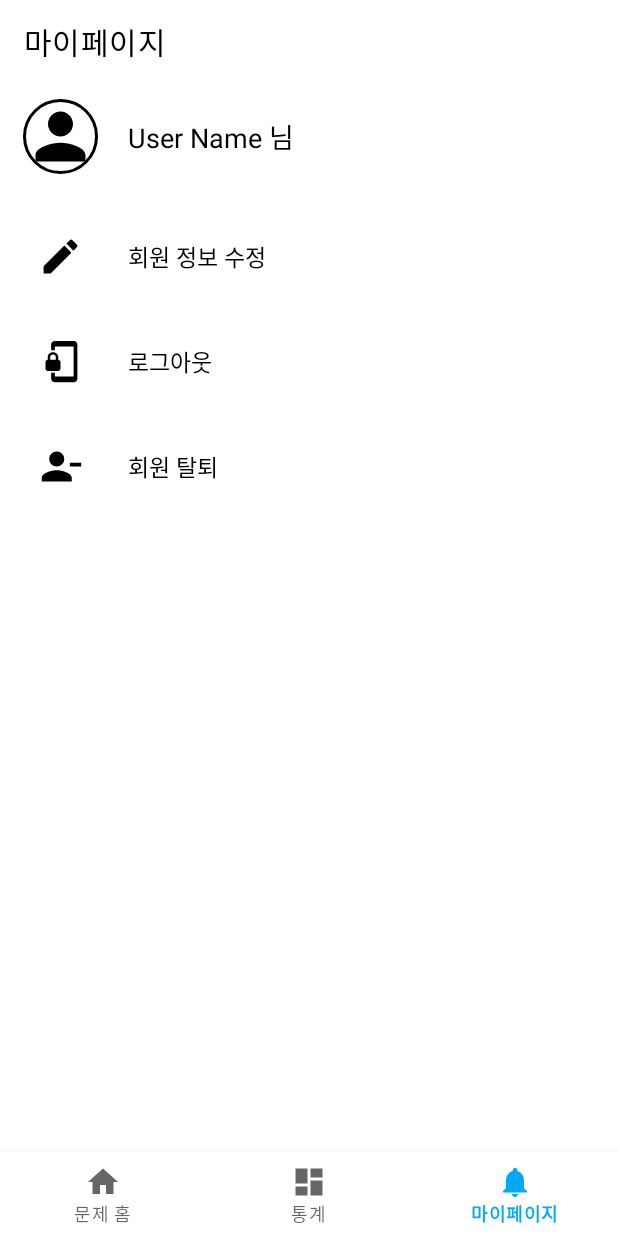
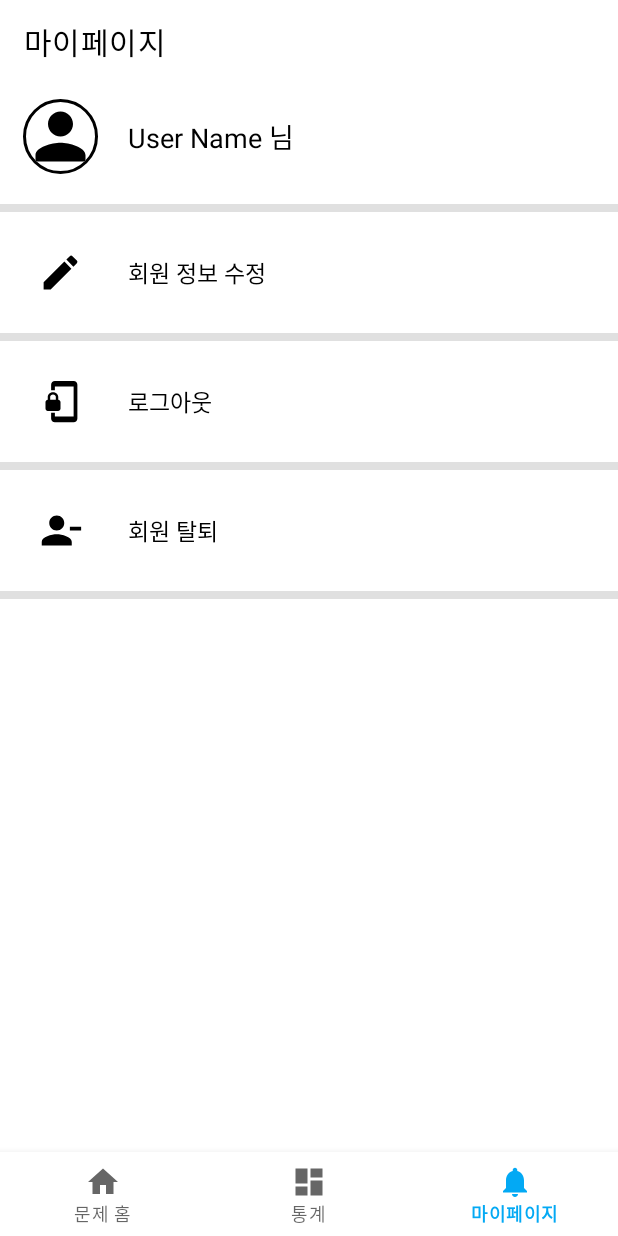
Before and after one commit to cse-master-project/CSE-Study-And-Learn-Application, an Android app: the SettingFragment screen opened through its navigation route, on a phone screen of 412 x 824 dp. Run offline under Robolectric (Android 15) with nearby library versions, the phone set to English and light mode, and no system bars; our stand-ins replace CircleImageView, navigation-ui; pictures from the network do not load.

```diff
--- a/app/src/main/java/com/example/cse_study_and_learn_application/ui/login/AccountAssistant.kt
+++ b/app/src/main/java/com/example/cse_study_and_learn_application/ui/login/AccountAssistant.kt
@@ -13,6 +13,7 @@ object AccountAssistant {
     const val KEY_TOKEN = "google_token"
     const val KEY_AUTH = "google_auth_code"
     const val KEY_IS_LOGIN = "isLoggedIn"
+
 
     fun setAuthCode(context: Context, token: String) {
         val preferences = context.getSharedPreferences(PREFS_NAME, Context.MODE_PRIVATE)
--- a/app/src/main/res/layout/fragment_setting.xml
+++ b/app/src/main/res/layout/fragment_setting.xml
@@ -5,10 +5,10 @@
     android:layout_width="match_parent"
     android:layout_height="match_parent"
     android:orientation="vertical"
-    tools:context=".ui.setting.SettingFragment"
-    android:paddingHorizontal="5dp">
+    tools:context=".ui.setting.SettingFragment">
 
     <LinearLayout
+        android:layout_marginHorizontal="5dp"
         android:id="@+id/lin_user_info"
         android:layout_width="match_parent"
         android:layout_height="wrap_content"
@@ -36,9 +36,16 @@
 
     </LinearLayout>
 
+    <View
+        android:layout_marginVertical="10dp"
+        android:layout_width="match_parent"
+        android:layout_height="5dp"
+        android:background="@color/gray_300" />
+
     <LinearLayout
+        android:layout_marginVertical="5dp"
+        android:layout_marginHorizontal="5dp"
         android:id="@+id/lin_edit_user"
-        android:layout_marginTop="20dp"
         android:layout_width="match_parent"
         android:layout_height="wrap_content"
         android:orientation="horizontal">
@@ -62,9 +69,16 @@
 
     </LinearLayout>
 
+    <View
+        android:layout_marginVertical="10dp"
+        android:layout_width="match_parent"
+        android:layout_height="5dp"
+        android:background="@color/gray_300" />
+
     <LinearLayout
+        android:layout_marginVertical="5dp"
+        android:layout_marginHorizontal="5dp"
         android:id="@+id/lin_logout"
-        android:layout_marginTop="20dp"
         android:layout_width="match_parent"
         android:layout_height="wrap_content"
         android:orientation="horizontal">
@@ -88,9 +102,16 @@
 
     </LinearLayout>
 
+    <View
+        android:layout_marginVertical="10dp"
+        android:layout_width="match_parent"
+        android:layout_height="5dp"
+        android:background="@color/gray_300" />
+
     <LinearLayout
+        android:layout_marginVertical="5dp"
+        android:layout_marginHorizontal="5dp"
         android:id="@+id/lin_withdraw"
-        android:layout_marginTop="20dp"
         android:layout_width="match_parent"
         android:layout_height="wrap_content"
         android:orientation="horizontal">
@@ -114,4 +135,10 @@
 
     </LinearLayout>
 
+    <View
+        android:layout_marginVertical="10dp"
+        android:layout_width="match_parent"
+        android:layout_height="5dp"
+        android:background="@color/gray_300" />
+
 </LinearLayout>
```
